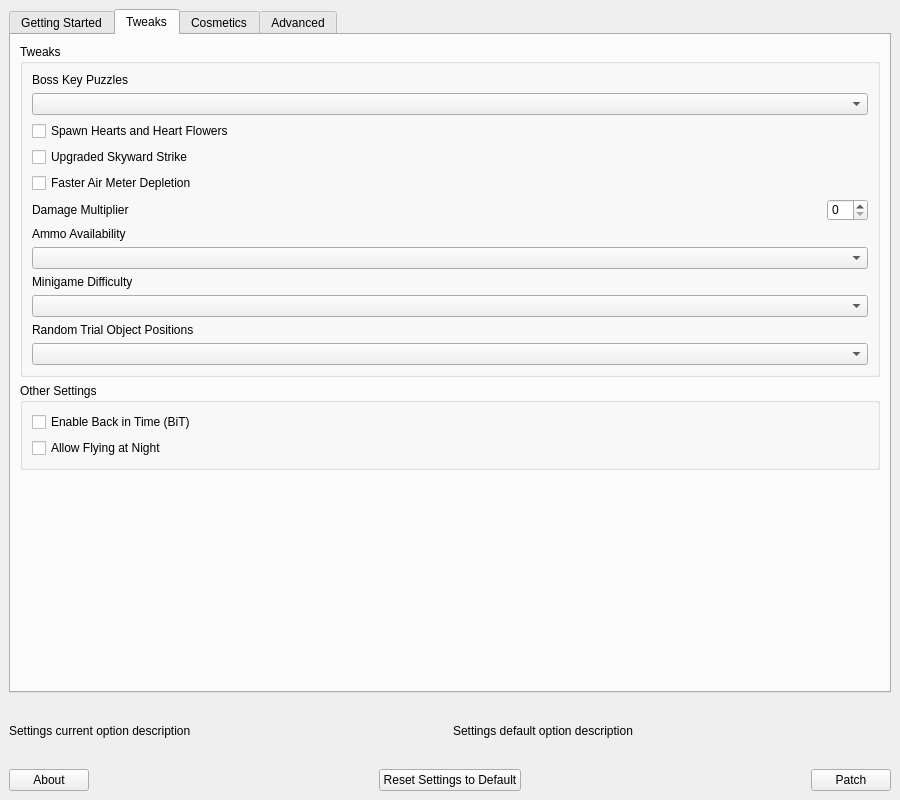
Before: the Qt Designer form gui/ui/main.ui in mint-choc-chip-skyblade/sshd-tweaks, drawn with Qt 5.
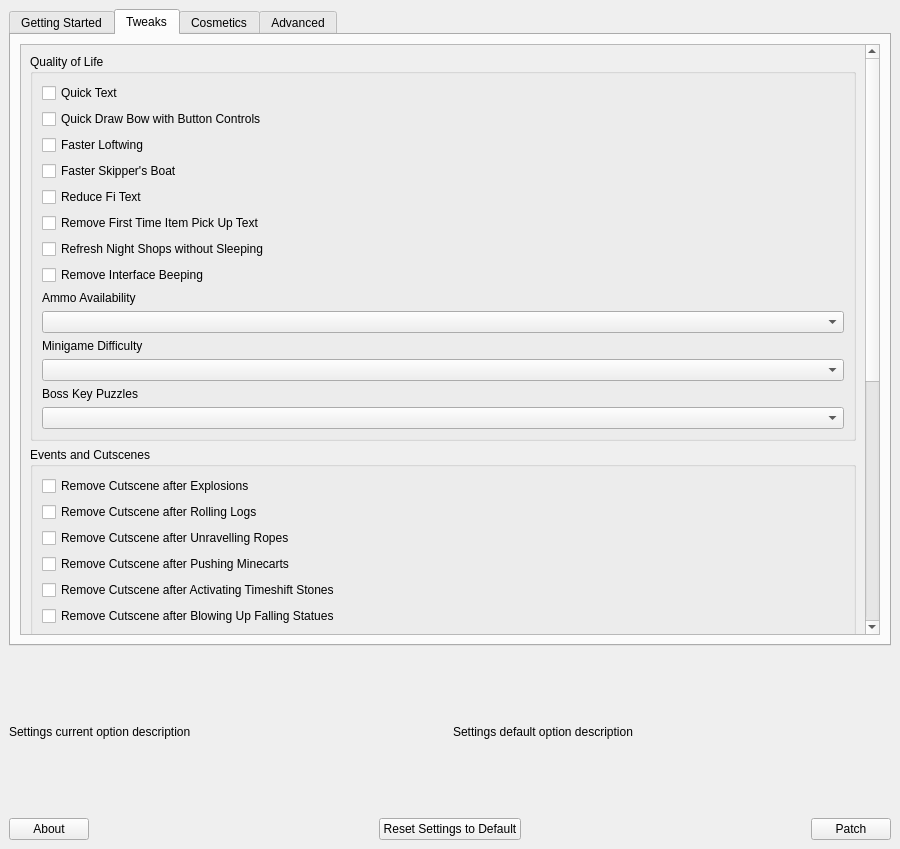
After: the same form once the commit is applied. The open tabs and pages were chosen to show the change. Custom widgets are drawn as their Qt base class.

Commit message: Add settings more most of the existing patches

```diff
--- a/gui/ui/main.ui
+++ b/gui/ui/main.ui
@@ -7,7 +7,7 @@
     <x>0</x>
     <y>0</y>
     <width>900</width>
-    <height>800</height>
+    <height>849</height>
    </rect>
   </property>
   <property name="windowTitle">
@@ -36,7 +36,7 @@
        <enum>QTabWidget::TabShape::Rounded</enum>
       </property>
       <property name="currentIndex">
-       <number>3</number>
+       <number>0</number>
       </property>
       <widget class="QWidget" name="getting_started_tab">
        <property name="sizePolicy">
@@ -432,13 +432,104 @@
        <attribute name="title">
         <string>Tweaks</string>
        </attribute>
-       <layout class="QGridLayout" name="gridLayout_9" columnstretch="1">
-        <item row="0" column="0">
+       <layout class="QGridLayout" name="gridLayout_9" columnstretch="0">
+        <item row="2" column="0">
+         <widget class="QScrollArea" name="scrollArea_3">
+          <property name="widgetResizable">
+           <bool>true</bool>
+          </property>
+          <widget class="QWidget" name="scrollAreaWidgetContents_3">
+           <property name="geometry">
+            <rect>
+             <x>0</x>
+             <y>0</y>
+             <width>844</width>
+             <height>1145</height>
+            </rect>
+           </property>
+           <layout class="QVBoxLayout" name="verticalLayout_7">
+            <item>
          <widget class="QGroupBox" name="dungeons_group_box">
           <property name="title">
-           <string>Tweaks</string>
-          </property>
-          <layout class="QVBoxLayout" name="verticalLayout_16" stretch="0,0,0,0,0,0,0,0,0,0,0,0">
+               <string>Quality of Life</string>
+              </property>
+              <layout class="QVBoxLayout" name="verticalLayout_16" stretch="0,0,0,0,0,0,0,0,0,0,0,0,0,0">
+               <item>
+                <widget class="QCheckBox" name="setting_quick_text">
+                 <property name="text">
+                  <string>Quick Text</string>
+                 </property>
+                </widget>
+               </item>
+               <item>
+                <widget class="QCheckBox" name="setting_quick_draw_bow">
+                 <property name="text">
+                  <string>Quick Draw Bow with Button Controls</string>
+                 </property>
+                </widget>
+               </item>
+               <item>
+                <widget class="QCheckBox" name="setting_faster_loftwing">
+                 <property name="text">
+                  <string>Faster Loftwing</string>
+                 </property>
+                </widget>
+               </item>
+               <item>
+                <widget class="QCheckBox" name="setting_faster_boat">
+                 <property name="text">
+                  <string>Faster Skipper's Boat</string>
+                 </property>
+                </widget>
+               </item>
+               <item>
+                <widget class="QCheckBox" name="setting_reduce_fi_text">
+                 <property name="text">
+                  <string>Reduce Fi Text</string>
+                 </property>
+                </widget>
+               </item>
+               <item>
+                <widget class="QCheckBox" name="setting_no_first_time_item_text">
+                 <property name="text">
+                  <string>Remove First Time Item Pick Up Text</string>
+                 </property>
+                </widget>
+               </item>
+               <item>
+                <widget class="QCheckBox" name="setting_quick_night_shop_refresh">
+                 <property name="text">
+                  <string>Refresh Night Shops without Sleeping</string>
+                 </property>
+                </widget>
+               </item>
+               <item>
+                <widget class="QCheckBox" name="setting_no_beeping">
+                 <property name="text">
+                  <string>Remove Interface Beeping</string>
+                 </property>
+                </widget>
+               </item>
+               <item>
+                <widget class="QLabel" name="ammo_availability_label">
+                 <property name="text">
+                  <string>Ammo Availability</string>
+                 </property>
+                </widget>
+               </item>
+               <item>
+                <widget class="QComboBox" name="setting_ammo_availability"/>
+               </item>
+               <item>
+                <widget class="QLabel" name="minigame_difficulty_label">
+                 <property name="text">
+                  <string>Minigame Difficulty</string>
+                 </property>
+                </widget>
+               </item>
+               <item>
+                <widget class="QComboBox" name="setting_minigame_difficulty"/>
+               </item>
            <item>
             <widget class="QLabel" name="boss_key_puzzles_label">
              <property name="text">
@@ -449,27 +540,115 @@
            <item>
             <widget class="QComboBox" name="setting_boss_key_puzzles"/>
            </item>
+              </layout>
+             </widget>
+            </item>
            <item>
-            <widget class="RandoTriStateCheckBox" name="setting_spawn_hearts">
+             <widget class="QGroupBox" name="groupBox">
+              <property name="title">
+               <string>Events and Cutscenes</string>
+              </property>
+              <layout class="QVBoxLayout" name="verticalLayout_13">
+               <item>
+                <widget class="QCheckBox" name="setting_no_explosion_cutscenes">
+                 <property name="text">
+                  <string>Remove Cutscene after Explosions</string>
+                 </property>
+                </widget>
+               </item>
+               <item>
+                <widget class="QCheckBox" name="setting_no_logs_cutscenes">
+                 <property name="text">
+                  <string>Remove Cutscene after Rolling Logs</string>
+                 </property>
+                </widget>
+               </item>
+               <item>
+                <widget class="QCheckBox" name="setting_no_rope_cutscenes">
+                 <property name="text">
+                  <string>Remove Cutscene after Unravelling Ropes</string>
+                 </property>
+                </widget>
+               </item>
+               <item>
+                <widget class="QCheckBox" name="setting_no_minecart_cutscenes">
+                 <property name="text">
+                  <string>Remove Cutscene after Pushing Minecarts</string>
+                 </property>
+                </widget>
+               </item>
+               <item>
+                <widget class="QCheckBox" name="setting_no_timeshift_cutscenes">
+                 <property name="text">
+                  <string>Remove Cutscene after Activating Timeshift Stones</string>
+                 </property>
+                </widget>
+               </item>
+               <item>
+                <widget class="QCheckBox" name="setting_no_basketball_cutscenes">
+                 <property name="text">
+                  <string>Remove Cutscene after Blowing Up Falling Statues</string>
+                 </property>
+                </widget>
+               </item>
+               <item>
+                <widget class="QCheckBox" name="setting_no_box_cutscenes">
+                 <property name="text">
+                  <string>Remove Cutscene after Interacting with Boxes</string>
+                 </property>
+                </widget>
+               </item>
+               <item>
+                <widget class="QCheckBox" name="setting_no_lilypad_cutscenes">
+                 <property name="text">
+                  <string>Remove Cutscene after Flipping Lilypads</string>
+                 </property>
+                </widget>
+               </item>
+               <item>
+                <widget class="QCheckBox" name="setting_no_switch_cutscenes">
+                 <property name="text">
+                  <string>Remove Cutscene after Flipping Switches</string>
+                 </property>
+                </widget>
+               </item>
+               <item>
+                <widget class="QCheckBox" name="setting_reduce_panning_cutscenes">
+                 <property name="text">
+                  <string>Reduce Panning Cutscenes</string>
+                 </property>
+                </widget>
+               </item>
+              </layout>
+             </widget>
+            </item>
+            <item>
+             <widget class="QGroupBox" name="hero_mode_settings_groupbox">
+              <property name="title">
+               <string>Hero Mode</string>
+              </property>
+              <layout class="QVBoxLayout" name="verticalLayout_14">
+               <item>
+                <widget class="QCheckBox" name="setting_spawn_hearts">
              <property name="text">
               <string>Spawn Hearts and Heart Flowers</string>
              </property>
             </widget>
            </item>
            <item>
-            <widget class="RandoTriStateCheckBox" name="setting_upgraded_skyward_strike">
-             <property name="text">
-              <string>Upgraded Skyward Strike</string>
-             </property>
-            </widget>
-           </item>
-           <item>
-            <widget class="RandoTriStateCheckBox" name="setting_faster_air_meter_depletion">
+                <widget class="QCheckBox" name="setting_faster_air_meter_depletion">
              <property name="text">
               <string>Faster Air Meter Depletion</string>
              </property>
             </widget>
            </item>
+               <item>
+                <widget class="QCheckBox" name="setting_upgraded_skyward_strike">
+                 <property name="text">
+                  <string>Upgraded Skyward Strike</string>
+                 </property>
+                </widget>
+               </item>
            <item>
             <layout class="QHBoxLayout" name="damage_multiplier_layout">
              <item>
@@ -491,53 +670,10 @@
              </item>
             </layout>
            </item>
-           <item>
-            <widget class="QLabel" name="ammo_availability_label">
-             <property name="text">
-              <string>Ammo Availability</string>
-             </property>
-            </widget>
-           </item>
-           <item>
-            <widget class="QComboBox" name="setting_ammo_availability"/>
-           </item>
-           <item>
-            <widget class="QLabel" name="minigame_difficulty_label">
-             <property name="text">
-              <string>Minigame Difficulty</string>
-             </property>
-            </widget>
-           </item>
-           <item>
-            <widget class="QComboBox" name="setting_minigame_difficulty"/>
-           </item>
-           <item>
-            <widget class="QLabel" name="random_trial_object_positions_label">
-             <property name="text">
-              <string>Random Trial Object Positions</string>
-             </property>
-            </widget>
-           </item>
-           <item>
-            <widget class="QComboBox" name="setting_random_trial_object_positions"/>
-           </item>
           </layout>
          </widget>
         </item>
-        <item row="2" column="0">
-         <spacer name="dungeons_vspacer">
-          <property name="orientation">
-           <enum>Qt::Orientation::Vertical</enum>
-          </property>
-          <property name="sizeHint" stdset="0">
-           <size>
-            <width>20</width>
-            <height>40</height>
-           </size>
-          </property>
-         </spacer>
-        </item>
-        <item row="1" column="0">
+            <item>
          <widget class="QGroupBox" name="other_settings_group_box">
           <property name="sizePolicy">
            <sizepolicy hsizetype="Preferred" vsizetype="Preferred">
@@ -550,20 +686,45 @@
           </property>
           <layout class="QVBoxLayout" name="verticalLayout_32">
            <item>
-            <widget class="RandoTriStateCheckBox" name="setting_enable_back_in_time">
+                <widget class="QCheckBox" name="setting_enable_back_in_time">
              <property name="text">
               <string>Enable Back in Time (BiT)</string>
              </property>
             </widget>
            </item>
            <item>
-            <widget class="RandoTriStateCheckBox" name="setting_allow_flying_at_night">
+                <widget class="QCheckBox" name="setting_allow_flying_at_night">
              <property name="text">
               <string>Allow Flying at Night</string>
              </property>
             </widget>
            </item>
-          </layout>
+               <item>
+                <widget class="QCheckBox" name="setting_early_stamina_potion">
+                 <property name="text">
+                  <string>Unlock Stamina Potion Early</string>
+                 </property>
+                </widget>
+               </item>
+               <item>
+                <widget class="QCheckBox" name="setting_early_air_potion">
+                 <property name="text">
+                  <string>Unlock Air Potion Early</string>
+                 </property>
+                </widget>
+               </item>
+               <item>
+                <widget class="QCheckBox" name="setting_no_profanity_filter">
+                 <property name="text">
+                  <string>Disable Profanity Filter</string>
+                 </property>
+                </widget>
+               </item>
+              </layout>
+             </widget>
+            </item>
+           </layout>
+          </widget>
          </widget>
         </item>
        </layout>
@@ -579,20 +740,35 @@
            <number>0</number>
           </property>
           <item>
+           <widget class="QScrollArea" name="scrollArea_2">
+            <property name="widgetResizable">
+             <bool>true</bool>
+            </property>
+            <widget class="QWidget" name="scrollAreaWidgetContents_2">
+             <property name="geometry">
+              <rect>
+               <x>0</x>
+               <y>0</y>
+               <width>243</width>
+               <height>628</height>
+              </rect>
+             </property>
+             <layout class="QVBoxLayout" name="verticalLayout_5">
+              <item>
            <widget class="QGroupBox" name="player_cosmetics_group_box">
             <property name="title">
              <string>Player Cosmetics</string>
             </property>
             <layout class="QVBoxLayout" name="verticalLayout_37">
              <item>
-              <widget class="RandoTriStateCheckBox" name="setting_tunic_swap">
+                  <widget class="QCheckBox" name="setting_tunic_swap">
                <property name="text">
                 <string>Tunic Swap</string>
                </property>
               </widget>
              </item>
              <item>
-              <widget class="RandoTriStateCheckBox" name="setting_lightning_skyward_strike">
+                  <widget class="QCheckBox" name="setting_lightning_skyward_strike">
                <property name="text">
                 <string>Lightning Skyward Strike</string>
                </property>
@@ -618,14 +794,14 @@
               <widget class="QComboBox" name="setting_randomize_music"/>
              </item>
              <item>
-              <widget class="RandoTriStateCheckBox" name="setting_cutoff_game_over_music">
+                  <widget class="QCheckBox" name="setting_cutoff_game_over_music">
                <property name="text">
                 <string>Cutoff Game Over Music</string>
                </property>
               </widget>
              </item>
              <item>
-              <widget class="RandoTriStateCheckBox" name="setting_remove_enemy_music">
+                  <widget class="QCheckBox" name="setting_remove_enemy_music">
                <property name="text">
                 <string>Remove Enemy Music</string>
                </property>
@@ -651,7 +827,7 @@
             </property>
             <layout class="QVBoxLayout" name="verticalLayout_33">
              <item>
-              <widget class="RandoTriStateCheckBox" name="setting_starry_skies">
+                  <widget class="QCheckBox" name="setting_starry_skies">
                <property name="text">
                 <string>Starry Skies</string>
                </property>
@@ -700,18 +876,9 @@
             </layout>
            </widget>
           </item>
-          <item>
-           <spacer name="verticalSpacer">
-            <property name="orientation">
-             <enum>Qt::Orientation::Vertical</enum>
-            </property>
-            <property name="sizeHint" stdset="0">
-             <size>
-              <width>20</width>
-              <height>40</height>
-             </size>
-            </property>
-           </spacer>
+             </layout>
+            </widget>
+           </widget>
           </item>
          </layout>
         </item>
@@ -731,6 +898,24 @@
         <item>
          <layout class="QVBoxLayout" name="verticalLayout_9">
           <item>
+           <widget class="QScrollArea" name="scrollArea">
+            <property name="horizontalScrollBarPolicy">
+             <enum>Qt::ScrollBarPolicy::ScrollBarAlwaysOff</enum>
+            </property>
+            <property name="widgetResizable">
+             <bool>true</bool>
+            </property>
+            <widget class="QWidget" name="scrollAreaWidgetContents">
+             <property name="geometry">
+              <rect>
+               <x>0</x>
+               <y>0</y>
+               <width>405</width>
+               <height>651</height>
+              </rect>
+             </property>
+             <layout class="QVBoxLayout" name="verticalLayout_6">
+              <item>
            <widget class="QGroupBox" name="file_setup_group_box">
             <property name="sizePolicy">
              <sizepolicy hsizetype="Preferred" vsizetype="Preferred">
@@ -743,6 +928,16 @@
             </property>
             <layout class="QVBoxLayout" name="verticalLayout_31">
              <item>
+                  <layout class="QHBoxLayout" name="horizontalLayout_5">
+                   <property name="topMargin">
+                    <number>0</number>
+                   </property>
+                   <item>
+                    <layout class="QVBoxLayout" name="verticalLayout">
+                     <property name="topMargin">
+                      <number>0</number>
+                     </property>
+                     <item>
               <widget class="QLabel" name="open_folders_label">
                <property name="text">
                 <string>Open Folders</string>
@@ -763,13 +958,10 @@
                </property>
               </widget>
              </item>
-             <item>
-              <widget class="Line" name="utils_hline_2">
-               <property name="orientation">
-                <enum>Qt::Orientation::Horizontal</enum>
-               </property>
-              </widget>
-             </item>
+                    </layout>
+                   </item>
+                   <item>
+                    <layout class="QVBoxLayout" name="verticalLayout_3">
              <item>
               <widget class="QLabel" name="output_label">
                <property name="sizePolicy">
@@ -785,6 +977,12 @@
              </item>
              <item>
               <widget class="QLineEdit" name="config_output">
+                       <property name="sizePolicy">
+                        <sizepolicy hsizetype="Preferred" vsizetype="Fixed">
+                         <horstretch>0</horstretch>
+                         <verstretch>0</verstretch>
+                        </sizepolicy>
+                       </property>
                <property name="readOnly">
                 <bool>true</bool>
                </property>
@@ -808,6 +1006,10 @@
                </item>
               </layout>
              </item>
+                    </layout>
+                   </item>
+                  </layout>
+                 </item>
              <item>
               <widget class="Line" name="utils_hline_3">
                <property name="orientation">
@@ -883,8 +1085,8 @@
                       <rect>
                        <x>0</x>
                        <y>0</y>
-                       <width>419</width>
-                       <height>208</height>
+                           <width>68</width>
+                           <height>298</height>
                       </rect>
                      </property>
                      <layout class="QVBoxLayout" name="other_mods_scroll_layout"/>
@@ -931,6 +1133,10 @@
            </widget>
           </item>
          </layout>
+            </widget>
+           </widget>
+          </item>
+         </layout>
         </item>
        </layout>
       </widget>
@@ -949,7 +1155,7 @@
         <property name="minimumSize">
          <size>
           <width>0</width>
-          <height>64</height>
+          <height>160</height>
          </size>
         </property>
         <property name="text">
@@ -1053,13 +1259,6 @@
    </layout>
   </widget>
  </widget>
- <customwidgets>
-  <customwidget>
-   <class>RandoTriStateCheckBox</class>
-   <extends>QCheckBox</extends>
-   <header>gui/components/tristate_check_box</header>
-  </customwidget>
- </customwidgets>
  <resources/>
  <connections/>
 </ui>
```
Lines whose indentation alone changed are shown as unchanged. The commit also changes 21 other files.
